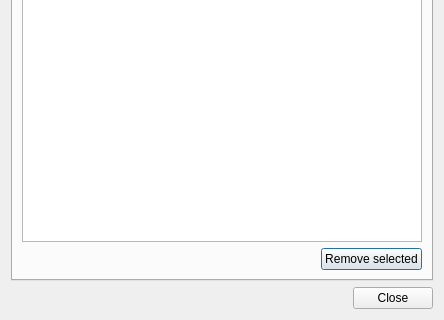
Old version of the form src/desktop/ui/sessionsettings.ui in the repository drawpile/Drawpile; both pictures show x 0 to 444 and y 252 to 572 of the 444 by 572 pixel window.
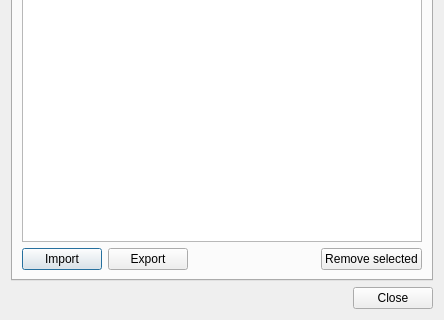
New version of the form. The open tabs and pages were chosen to show the change. Icons and pictures are not drawn. Custom widgets are drawn as their Qt base class.

Diff of the .ui file:
```diff
--- a/src/desktop/ui/sessionsettings.ui
+++ b/src/desktop/ui/sessionsettings.ui
@@ -410,6 +410,28 @@
        </item>
        <item>
         <layout class="QHBoxLayout">
+         <item>
+          <widget class="QPushButton" name="importButton">
+           <property name="text">
+            <string>Import</string>
+           </property>
+           <property name="icon">
+            <iconset theme="document-import">
+             <normaloff>theme:document-import.svg</normaloff>theme:document-import.svg</iconset>
+           </property>
+          </widget>
+         </item>
+         <item>
+          <widget class="QPushButton" name="exportButton">
+           <property name="text">
+            <string>Export</string>
+           </property>
+           <property name="icon">
+            <iconset theme="document-export">
+             <normaloff>theme:document-export.svg</normaloff>theme:document-export.svg</iconset>
+           </property>
+          </widget>
+         </item>
          <item>
           <spacer>
            <property name="orientation">
```
